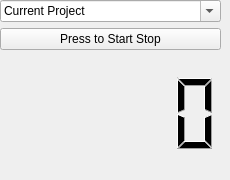
dbowersock18/Time-Tracker, file QTDesignerTest.ui: the form before one commit.
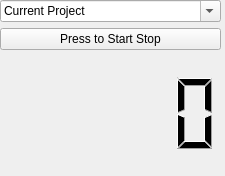
The form after the commit.

Commit message: Two windows that show/hide based on size

The edit to the form file:
```diff
--- a/QTDesignerTest.ui
+++ b/QTDesignerTest.ui
@@ -6,8 +6,8 @@
    <rect>
     <x>0</x>
     <y>0</y>
-    <width>230</width>
-    <height>180</height>
+    <width>225</width>
+    <height>176</height>
    </rect>
   </property>
   <property name="windowTitle">
```
The commit also changes 5 other files.
